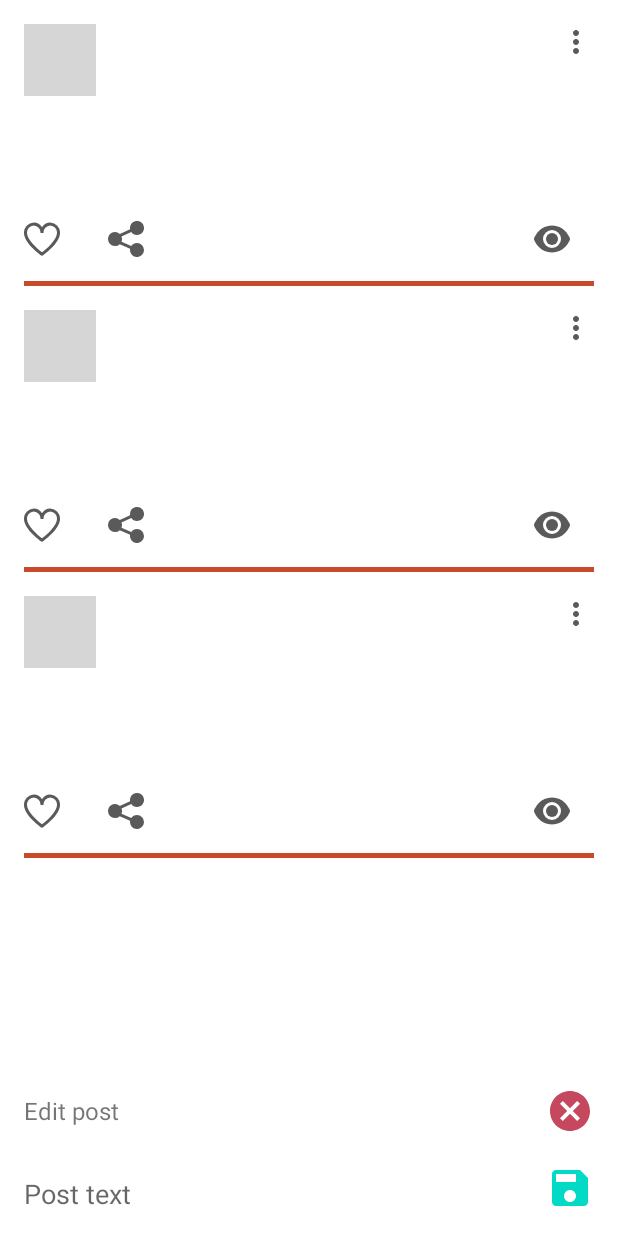
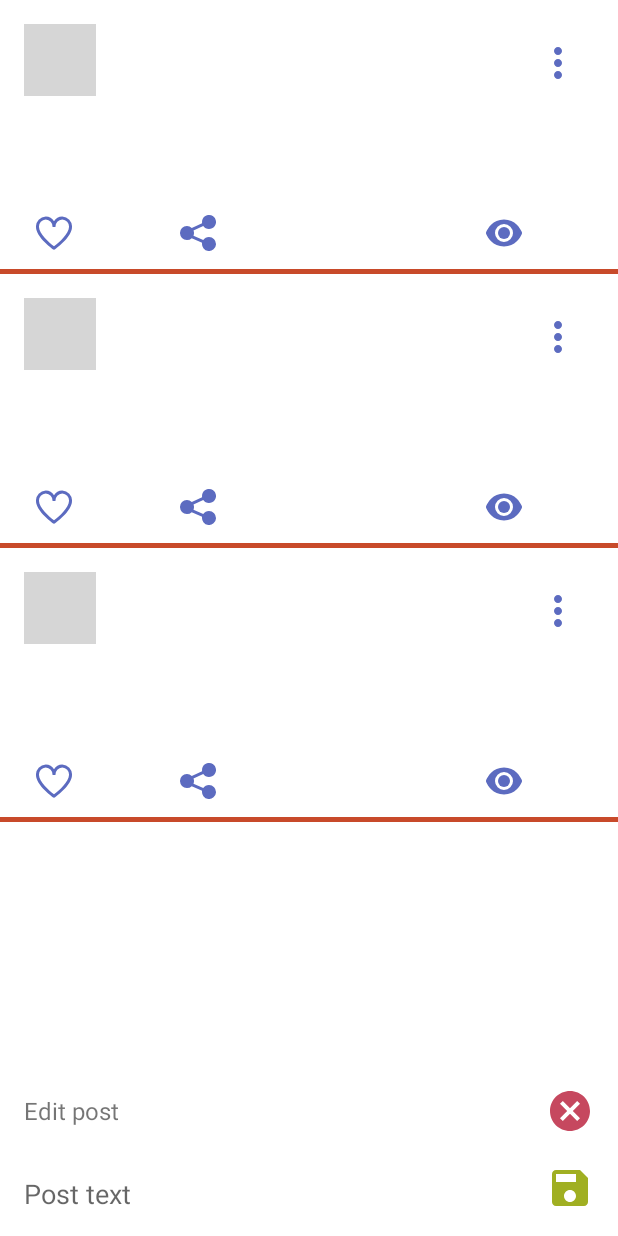
Before and after one commit to sb066coder/NMedia, an Android app: the layout activity_main.xml on its own in the app's theme, with its tools: preview values and no code run, on a phone screen of 412 x 824 dp. Run offline under Robolectric (Android 15) with nearby library versions, the phone set to English and light mode, and no system bars; grey boxes are pictures that could not be loaded.

Commit message:
Material buttons applied

```diff
--- a/app/src/main/java/ru/netology/nmedia/view/MainActivity.kt
+++ b/app/src/main/java/ru/netology/nmedia/view/MainActivity.kt
@@ -34,7 +34,7 @@ class MainActivity : AppCompatActivity() {
             }
         )
 
-        binding.rvList.adapter = adapter // Адаптер передается ресайклеру
+        binding.rvList.adapter = adapter
 
         viewModel.edited.observe(this) { post ->
             if (post.id == 0L) {
--- a/app/src/main/java/ru/netology/nmedia/view/PostViewHolder.kt
+++ b/app/src/main/java/ru/netology/nmedia/view/PostViewHolder.kt
@@ -13,18 +13,18 @@ class PostViewHolder(
 
     fun bind(post: Post) {
         binding.apply {
-            // Заполнение лэйаута данными из поста
             tvAuthor.text = post.author
             tvPublished.text = post.published
             tvContent.text = post.content
-            ivLike.setImageResource(if (post.likedByMe) R.drawable.ic_heart_red else R.drawable.ic_heart_grey)
-            ivLike.setOnClickListener { onInteractionListener.onLike(post) }
-            ivShare.setOnClickListener { onInteractionListener.onShare(post) }
-            tvLikes.text = formattedNumber(post.likes)
-            tvShared.text = formattedNumber(post.shares)
-            tvWatched.text = formattedNumber(post.watches)
+            mbLike.isChecked = post.likedByMe
+            mbLike.setIconResource(R.drawable.ic_like_select)
+            mbLike.setOnClickListener { onInteractionListener.onLike(post) }
+            mbShare.setOnClickListener { onInteractionListener.onShare(post) }
+            mbLike.text = formattedNumber(post.likes)
+            mbShare.text = formattedNumber(post.shares)
+            mbWatch.text = formattedNumber(post.watches)
 
-            ibMenu.setOnClickListener {
+            mbMenu.setOnClickListener {
                 PopupMenu(it.context, it).apply {
                     inflate(R.menu.options_post)
                     setOnMenuItemClickListener { item ->
--- /dev/null
+++ b/app/src/main/res/color/like_checkbox_tint.xml
@@ -0,0 +1,5 @@
+<?xml version="1.0" encoding="utf-8"?>
+<selector xmlns:android="http://schemas.android.com/apk/res/android">
+    <item android:color="@color/red" android:state_checked="true"/>
+    <item android:color="@color/indigo_400"/>
+</selector>
--- /dev/null
+++ b/app/src/main/res/drawable/ic_heart_filled.xml
@@ -0,0 +1,9 @@
+<vector xmlns:android="http://schemas.android.com/apk/res/android"
+    android:width="512dp"
+    android:height="512dp"
+    android:viewportWidth="24"
+    android:viewportHeight="24">
+  <path
+      android:fillColor="@color/red"
+      android:pathData="M17.5,0.917a6.4,6.4 0,0 0,-5.5 3.3A6.4,6.4 0,0 0,6.5 0.917,6.8 6.8,0 0,0 0,7.967c0,6.775 10.956,14.6 11.422,14.932l0.578,0.409 0.578,-0.409C13.044,22.569 24,14.742 24,7.967A6.8,6.8 0,0 0,17.5 0.917Z" />
+</vector>
--- a/app/src/main/res/drawable/ic_heart_red.xml
+++ /dev/null
@@ -1,9 +0,0 @@
-<vector xmlns:android="http://schemas.android.com/apk/res/android"
-    android:width="512dp"
-    android:height="512dp"
-    android:viewportWidth="24"
-    android:viewportHeight="24">
-  <path
-      android:fillColor="@color/red"
-      android:pathData="M17.5,0.917a6.4,6.4 0,0 0,-5.5 3.3A6.4,6.4 0,0 0,6.5 0.917,6.8 6.8,0 0,0 0,7.967c0,6.775 10.956,14.6 11.422,14.932l0.578,0.409 0.578,-0.409C13.044,22.569 24,14.742 24,7.967A6.8,6.8 0,0 0,17.5 0.917ZM12,20.846c-3.253,-2.43 -10,-8.4 -10,-12.879a4.8,4.8 0,0 1,4.5 -5.05A4.8,4.8 0,0 1,11 7.967h2a4.8,4.8 0,0 1,4.5 -5.05A4.8,4.8 0,0 1,22 7.967C22,12.448 15.253,18.416 12,20.846Z"/>
-</vector>
--- /dev/null
+++ b/app/src/main/res/drawable/ic_like_select.xml
@@ -0,0 +1,8 @@
+<?xml version="1.0" encoding="utf-8"?>
+<selector xmlns:android="http://schemas.android.com/apk/res/android">
+    <item
+        android:drawable="@drawable/ic_heart_filled"
+        android:state_checked="true"/>
+    <item
+        android:drawable="@drawable/ic_heart_outlined"/>
+</selector>
--- a/app/src/main/res/drawable/ic_more_vert_24.xml
+++ b/app/src/main/res/drawable/ic_more_vert_24.xml
@@ -1,6 +1,6 @@
 <vector xmlns:android="http://schemas.android.com/apk/res/android"
-    android:width="24dp"
-    android:height="24dp"
+    android:width="32dp"
+    android:height="32dp"
     android:viewportWidth="24"
     android:viewportHeight="24">
     <path
--- a/app/src/main/res/layout/activity_main.xml
+++ b/app/src/main/res/layout/activity_main.xml
@@ -36,7 +36,7 @@
             app:layout_constraintStart_toStartOf="parent"
             app:layout_constraintTop_toTopOf="@id/ibCancelEdit"
             app:layout_constraintBottom_toBottomOf="@id/ibCancelEdit"
-            android:layout_margin="@dimen/common_space"
+            android:layout_margin="@dimen/common_space_mod_2"
 
             />
 
@@ -49,7 +49,7 @@
             app:layout_constraintEnd_toEndOf="parent"
             app:srcCompat="@drawable/ic_baseline_cancel_24"
             android:background="@android:color/transparent"
-            android:layout_marginEnd="@dimen/common_space"
+            android:layout_marginEnd="@dimen/common_space_mod_2"
             android:layout_marginTop="4dp"
             android:contentDescription="@string/cancel_cross" />
 
@@ -81,7 +81,7 @@
         app:layout_constraintBottom_toBottomOf="parent"
         android:background="@android:color/transparent"
         android:inputType="textMultiLine"
-        android:padding="@dimen/common_space"
+        android:padding="@dimen/common_space_mod_2"
         android:hint="@string/post_text"
         android:importantForAutofill="no"
         android:maxLines="8"
@@ -96,7 +96,7 @@
         app:layout_constraintBottom_toBottomOf="parent"
         app:layout_constraintStart_toEndOf="@id/etContent"
         app:layout_constraintEnd_toEndOf="parent"
-        android:layout_margin="@dimen/common_space"
+        android:layout_margin="@dimen/common_space_mod_2"
         android:contentDescription="@string/floppy_disk" />
 
 </androidx.constraintlayout.widget.ConstraintLayout>
--- a/app/src/main/res/layout/card_post.xml
+++ b/app/src/main/res/layout/card_post.xml
@@ -10,7 +10,7 @@
         android:id="@+id/avatar"
         android:layout_width="@dimen/avatar_size"
         android:layout_height="@dimen/avatar_size"
-        android:layout_margin="@dimen/common_space"
+        android:layout_margin="@dimen/common_space_mod_2"
         app:layout_constraintTop_toTopOf="parent"
         app:layout_constraintStart_toStartOf="parent"
         app:layout_constraintBottom_toTopOf="@id/firstBarrier"
@@ -26,9 +26,9 @@
         app:layout_constraintTop_toTopOf="@id/avatar"
         app:layout_constraintBottom_toTopOf="@id/tvPublished"
         app:layout_constraintStart_toEndOf="@id/avatar"
-        app:layout_constraintEnd_toStartOf="@id/ibMenu"
-        android:layout_marginStart="@dimen/common_space"
-        android:layout_marginEnd="@dimen/common_space"
+        app:layout_constraintEnd_toStartOf="@id/mbMenu"
+        android:layout_marginStart="@dimen/common_space_mod_2"
+        android:layout_marginEnd="@dimen/common_space_mod_2"
         tools:text="@sample/posts.json/data/author"/>
 
     <TextView
@@ -38,26 +38,31 @@
         app:layout_constraintTop_toBottomOf="@id/tvAuthor"
         app:layout_constraintBottom_toBottomOf="@id/avatar"
         app:layout_constraintStart_toEndOf="@id/avatar"
-        android:layout_marginStart="@dimen/common_space"
+        android:layout_marginStart="@dimen/common_space_mod_2"
         tools:text="@sample/posts.json/data/published"/>
 
-    <ImageButton
-        android:id="@+id/ibMenu"
+    <com.google.android.material.button.MaterialButton
+        android:id="@+id/mbMenu"
         android:layout_width="wrap_content"
         android:layout_height="wrap_content"
-        app:srcCompat="@drawable/ic_more_vert_24"
+        android:layout_margin="@dimen/common_space_mod_2"
+        android:contentDescription="@string/menu_button"
+        android:minWidth="48dp"
+        android:minHeight="48dp"
+        app:iconPadding="0dp"
+        app:iconGravity="textStart"
+        app:layout_constraintEnd_toEndOf="parent"
         app:layout_constraintTop_toTopOf="parent"
-        app:layout_constraintEnd_toEndOf="parent"
-        android:layout_margin="@dimen/common_space"
-        android:background="@android:color/transparent"
-        android:contentDescription="@string/menu_button" />
+        app:icon="@drawable/ic_more_vert_24"
+        style="@style/Widget.MaterialComponents.Button.TextButton.Icon"/>
 
     <androidx.constraintlayout.widget.Barrier
         android:id="@+id/firstBarrier"
         android:layout_width="wrap_content"
         android:layout_height="wrap_content"
         app:barrierDirection="bottom"
-        app:constraint_referenced_ids="avatar, tvPublished, ibMenu"/>
+        app:constraint_referenced_ids="avatar, tvPublished, mbMenu"
+        tools:layout_editor_absoluteY="80dp" />
 
     <TextView
         android:id="@+id/tvContent"
@@ -65,7 +70,7 @@
         android:layout_height="wrap_content"
         app:layout_constraintTop_toBottomOf="@id/firstBarrier"
         app:layout_constraintBottom_toTopOf="@id/secondBarrier"
-        android:layout_margin="@dimen/common_space"
+        android:layout_margin="@dimen/common_space_mod_2"
         tools:text="@sample/posts.json/data/content"
         android:autoLink="web"/>
 
@@ -74,75 +79,57 @@
         android:layout_width="wrap_content"
         android:layout_height="wrap_content"
         app:barrierDirection="bottom"
-        app:constraint_referenced_ids="tvContent"/>
+        app:constraint_referenced_ids="tvContent"
+        tools:layout_editor_absoluteY="281dp" />
 
-    <ImageView
-        android:id="@+id/ivLike"
-        android:layout_width="@dimen/post_attribute_size"
-        android:layout_height="@dimen/post_attribute_size"
+    <com.google.android.material.button.MaterialButton
+        android:id="@+id/mbLike"
+        android:layout_width="wrap_content"
+        android:layout_height="wrap_content"
+        android:checkable="true"
+        android:contentDescription="@string/description_post_like"
         app:layout_constraintStart_toStartOf="parent"
         app:layout_constraintTop_toBottomOf="@id/secondBarrier"
-        android:layout_margin="@dimen/common_space"
-        app:srcCompat="@drawable/ic_heart_grey"
-        android:background="@android:color/transparent"
-        android:contentDescription="@string/post_likes" />
+        app:icon="@drawable/ic_like_select"
+        app:iconTint="@color/like_checkbox_tint"
+        tools:checked="true"
+        tools:text="@sample/posts.json/data/likes"
+        style="@style/Widget.AppTheme.LikeButton"
+        android:layout_marginStart="@dimen/common_space_mod_2"
+        app:iconSize="24dp"/>
 
-    <TextView
-        android:id="@+id/tvLikes"
+    <com.google.android.material.button.MaterialButton
+        android:id="@+id/mbShare"
         android:layout_width="wrap_content"
         android:layout_height="wrap_content"
-        android:layout_margin="@dimen/common_space"
-        tools:text="@sample/posts.json/data/likes"
-        app:layout_constraintTop_toTopOf="@id/ivLike"
-        app:layout_constraintBottom_toBottomOf="@id/ivLike"
-        app:layout_constraintStart_toEndOf="@id/ivLike"/>
+        android:contentDescription="@string/description_post_like"
+        app:layout_constraintStart_toEndOf="@id/mbLike"
+        app:layout_constraintTop_toBottomOf="@id/secondBarrier"
+        app:icon="@drawable/ic_share"
+        tools:checked="true"
+        tools:text="@sample/posts.json/data/shared"
+        style="@style/Widget.MaterialComponents.Button.TextButton.Icon"
+        android:layout_marginStart="@dimen/mod_1"
+        app:iconSize="24dp"/>
 
-    <ImageView
-        android:id="@+id/ivShare"
-        android:layout_width="@dimen/post_attribute_size"
-        android:layout_height="@dimen/post_attribute_size"
-        app:layout_constraintStart_toEndOf="@id/tvLikes"
-        app:layout_constraintTop_toBottomOf="@id/secondBarrier"
-        android:layout_margin="@dimen/common_space"
-        android:background="@android:color/transparent"
-        app:srcCompat="@drawable/ic_share"
-        android:contentDescription="@string/post_shares" />
-
-    <TextView
-        android:id="@+id/tvShared"
+    <com.google.android.material.button.MaterialButton
+        android:id="@+id/mbWatch"
         android:layout_width="wrap_content"
         android:layout_height="wrap_content"
-        android:layout_margin="@dimen/common_space"
-        tools:text="@sample/posts.json/data/shared"
-        app:layout_constraintTop_toTopOf="@id/ivLike"
-        app:layout_constraintBottom_toBottomOf="@id/ivLike"
-        app:layout_constraintStart_toEndOf="@id/ivShare"/>
-
-    <ImageView
-        android:id="@+id/ivWatched"
-        android:layout_width="@dimen/post_attribute_size"
-        android:layout_height="@dimen/post_attribute_size"
-        app:layout_constraintEnd_toStartOf="@id/tvWatched"
+        android:contentDescription="@string/description_post_like"
+        app:layout_constraintEnd_toEndOf="parent"
         app:layout_constraintTop_toBottomOf="@id/secondBarrier"
-        android:layout_margin="@dimen/common_space"
-        app:srcCompat="@drawable/ic_eye"
-        android:contentDescription="@string/post_watched" />
-
-    <TextView
-        android:id="@+id/tvWatched"
-        android:layout_width="wrap_content"
-        android:layout_height="wrap_content"
-        android:layout_margin="@dimen/common_space"
+        app:icon="@drawable/ic_eye"
+        android:clickable="false"
         tools:text="@sample/posts.json/data/watched"
-        app:layout_constraintTop_toTopOf="@id/ivLike"
-        app:layout_constraintBottom_toBottomOf="@id/ivLike"
-        app:layout_constraintEnd_toEndOf="parent"/>
+        style="@style/Widget.MaterialComponents.Button.TextButton.Icon"
+        android:layout_marginEnd="@dimen/mod_1"
+        app:iconSize="24dp"/>
 
     <FrameLayout
         android:layout_width="match_parent"
         android:layout_height="3dp"
-        android:layout_margin="@dimen/common_space"
-        app:layout_constraintTop_toBottomOf="@id/ivLike"
+        app:layout_constraintTop_toBottomOf="@id/mbLike"
         android:background="@color/brick_red"/>
 
 
--- a/app/src/main/res/values-night/themes.xml
+++ b/app/src/main/res/values-night/themes.xml
@@ -1,16 +1,16 @@
-<resources xmlns:tools="http://schemas.android.com/tools">
+<resources>
     <!-- Base application theme. -->
     <style name="Theme.NMedia" parent="Theme.MaterialComponents.DayNight.DarkActionBar">
         <!-- Primary brand color. -->
-        <item name="colorPrimary">@color/purple_200</item>
-        <item name="colorPrimaryVariant">@color/purple_700</item>
+        <item name="colorPrimary">@color/indigo_400</item>
+        <item name="colorPrimaryVariant">@color/indigo_dark</item>
         <item name="colorOnPrimary">@color/black</item>
         <!-- Secondary brand color. -->
-        <item name="colorSecondary">@color/teal_200</item>
-        <item name="colorSecondaryVariant">@color/teal_200</item>
+        <item name="colorSecondary">@color/lime_400</item>
+        <item name="colorSecondaryVariant">@color/lime_dark</item>
         <item name="colorOnSecondary">@color/black</item>
         <!-- Status bar color. -->
-        <item name="android:statusBarColor" tools:targetApi="l">?attr/colorPrimaryVariant</item>
+        <item name="android:statusBarColor" >?attr/colorPrimaryVariant</item>
         <!-- Customize your theme here. -->
     </style>
 </resources>
--- a/app/src/main/res/values/colors.xml
+++ b/app/src/main/res/values/colors.xml
@@ -3,8 +3,14 @@
     <color name="purple_200">#FFBB86FC</color>
     <color name="purple_500">#FF6200EE</color>
     <color name="purple_700">#FF3700B3</color>
+    <color name="indigo_light">#8e99f3</color>
+    <color name="indigo_400">#5c6bc0</color>
+    <color name="indigo_dark">#26418f</color>
     <color name="teal_200">#FF03DAC5</color>
     <color name="teal_700">#FF018786</color>
+    <color name="lime_light">#ffff89</color>
+    <color name="lime_400">#d4e157</color>
+    <color name="lime_dark">#a0af22</color>
     <color name="black">#FF000000</color>
     <color name="white">#FFFFFFFF</color>
     <color name="grey">#5A5A5A</color>
--- a/app/src/main/res/values/dimens.xml
+++ b/app/src/main/res/values/dimens.xml
@@ -1,6 +1,7 @@
 <?xml version="1.0" encoding="utf-8"?>
 <resources>
-    <dimen name="common_space">16dp</dimen>
+    <dimen name="common_space_mod_2">16dp</dimen>
+    <dimen name="mod_1">8dp</dimen>
     <dimen name="avatar_size">48dp</dimen>
     <dimen name="post_attribute_size">24dp</dimen>
 </resources>
--- a/app/src/main/res/values/strings.xml
+++ b/app/src/main/res/values/strings.xml
@@ -13,4 +13,5 @@
     <string name="edit_post">Edit post</string>
     <string name="floppy_disk" translatable="false">Floppy disk</string>
     <string name="cancel_cross" translatable="false">Cancel cross</string>
+    <string name="description_post_like">Button to like post</string>
 </resources>
--- a/app/src/main/res/values/themes.xml
+++ b/app/src/main/res/values/themes.xml
@@ -2,15 +2,21 @@
     <!-- Base application theme. -->
     <style name="Theme.NMedia" parent="Theme.MaterialComponents.DayNight.DarkActionBar">
         <!-- Primary brand color. -->
-        <item name="colorPrimary">@color/purple_500</item>
-        <item name="colorPrimaryVariant">@color/purple_700</item>
+        <item name="colorPrimary">@color/indigo_400</item>
+        <item name="colorPrimaryVariant">@color/indigo_dark</item>
         <item name="colorOnPrimary">@color/white</item>
         <!-- Secondary brand color. -->
-        <item name="colorSecondary">@color/teal_200</item>
-        <item name="colorSecondaryVariant">@color/teal_700</item>
+        <item name="colorSecondary">@color/lime_dark</item>
+        <item name="colorSecondaryVariant">@color/lime_400</item>
         <item name="colorOnSecondary">@color/black</item>
         <!-- Status bar color. -->
-        <item name="android:statusBarColor" tools:targetApi="l">?attr/colorPrimaryVariant</item>
+        <item name="android:statusBarColor" >?attr/colorPrimaryVariant</item>
         <!-- Customize your theme here. -->
     </style>
+
+    <style name="Widget.AppTheme.LikeButton" parent="Widget.MaterialComponents.Button.TextButton.Icon">
+        <item name="iconTint">@color/like_checkbox_tint</item>
+        <item name="android:textColor">@color/indigo_400</item>
+        <item name="android:textSize">14sp</item>
+</style>
 </resources>
```
Also changed, not shown: app/src/main/res/drawable/ic_heart_outlined.xml (renamed from app/src/main/res/drawable/ic_heart_grey.xml), 1 other file.
